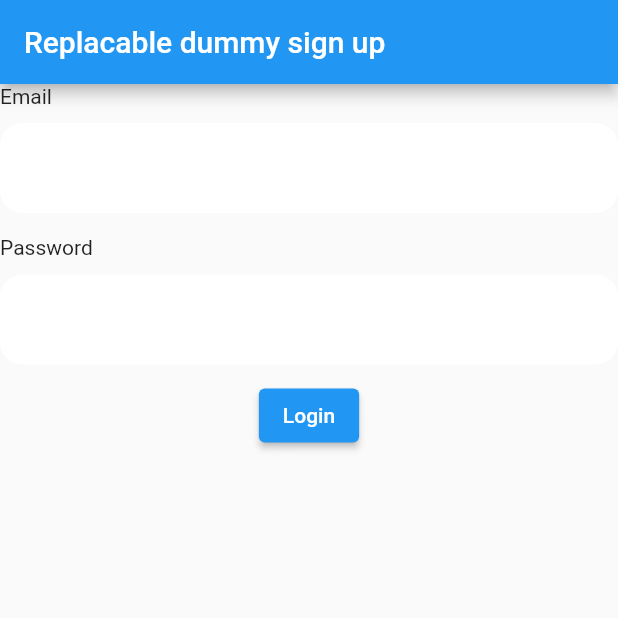
After one commit to hayk2377/Achaye, a Flutter app: the screen it shows after launch, after a tap on "Already have an account?", on a phone screen of 412 x 824 dp, the top half of it. The commit adds this screen. Run offline on Flutter 3.47's test engine with Material 2 defaults, Android fonts, the light colour scheme and no system bars; our stand-ins replace bloc, dio, equatable, flutter_bloc, go_router, shared_preferences; missing offline and left inert: test.

Commit message:
Added dummy signup page with bloc functionality

```diff
--- /dev/null
+++ b/achaye/lib/account/validation/bloc/signup_validator_bloc.dart
@@ -0,0 +1,27 @@
+import 'package:bloc/bloc.dart';
+import 'package:equatable/equatable.dart';
+import 'package:flutter/cupertino.dart';
+
+part 'signup_validator_event.dart';
+part 'signup_validator_state.dart';
+
+class SignupValidatorBloc
+    extends Bloc<SignupValidatorEvent, SignupValidatorState> {
+  SignupValidatorBloc() : super(SignupValidatorInitial()) {
+    on<InitialPage>(_loadPage);
+    on<ButtonAccountCreation>(_checkSignupValidity);
+  }
+
+  _loadPage(event, emit) {
+    emit(SignupValidatorDefault(
+        error: SignupValidatorError.None,
+        email: TextEditingController(),
+        password: TextEditingController()));
+  }
+
+  _checkSignupValidity(event, emit) {
+    //this is where logic check is handled...if the account already exsists or not
+    //if the data is sent or not
+    emit(SignupValidatorSuccess());
+  }
+}
--- /dev/null
+++ b/achaye/lib/account/validation/bloc/signup_validator_event.dart
@@ -0,0 +1,11 @@
+part of 'signup_validator_bloc.dart';
+
+abstract class SignupValidatorEvent extends Equatable {
+  const SignupValidatorEvent();
+
+  @override
+  List<Object> get props => [];
+}
+
+class InitialPage extends SignupValidatorEvent {}
+class ButtonAccountCreation extends SignupValidatorEvent {}
--- /dev/null
+++ b/achaye/lib/account/validation/bloc/signup_validator_state.dart
@@ -0,0 +1,29 @@
+part of 'signup_validator_bloc.dart';
+
+abstract class SignupValidatorState extends Equatable {
+  const SignupValidatorState();
+
+  @override
+  List<Object> get props => [];
+}
+
+class SignupValidatorInitial extends SignupValidatorState {}
+
+class SignupValidatorSuccess extends SignupValidatorState {}
+
+class SignupValidatorDefault extends SignupValidatorState {
+  final SignupValidatorError error;
+  final TextEditingController email;
+  final TextEditingController password;
+
+  SignupValidatorDefault({
+    required this.error,
+    required this.email,
+    required this.password,
+  });
+
+  @override
+  List<Object> get props => [email, password, error];
+}
+
+enum SignupValidatorError { Network, Input, None }
--- a/achaye/lib/account/validation/bloc/validator_bloc.dart
+++ b/achaye/lib/account/validation/bloc/validator_bloc.dart
@@ -1,6 +1,8 @@
+import 'package:achaye/account/validation/bloc/signup_validator_bloc.dart';
 import 'package:bloc/bloc.dart';
 import 'package:equatable/equatable.dart';
 import 'package:flutter/material.dart';
+import 'package:test/test.dart';
 
 part 'validator_event.dart';
 part 'validator_state.dart';
@@ -8,6 +10,7 @@ part 'validator_state.dart';
 class ValidatorBloc extends Bloc<ValidatorEvent, ValidatorState> {
   ValidatorBloc() : super(ValidatorInitial()) {
     on<RequestPageLoad>(_generatePage);
+    on<AccountCreation>(_goToNextPage);
     on<OnSubmitEvent>(_checkCredentialValidity);
   }
 
@@ -36,4 +39,8 @@ class ValidatorBloc extends Bloc<ValidatorEvent, ValidatorState> {
         email: TextEditingController(),
         password: TextEditingController()));
   }
+
+  _goToNextPage(event, emit) {
+    emit(ValidatorAccountCreate());
+  }
 }
--- a/achaye/lib/account/validation/bloc/validator_event.dart
+++ b/achaye/lib/account/validation/bloc/validator_event.dart
@@ -9,3 +9,4 @@ abstract class ValidatorEvent extends Equatable {
 
 class RequestPageLoad extends ValidatorEvent {}
 class OnSubmitEvent extends ValidatorEvent {}
+class AccountCreation extends ValidatorEvent{}
--- a/achaye/lib/account/validation/bloc/validator_state.dart
+++ b/achaye/lib/account/validation/bloc/validator_state.dart
@@ -26,4 +26,5 @@ class ValidatorDefault extends ValidatorState {
   List<Object> get props => [email, password, error];
 }
 
+class ValidatorAccountCreate extends ValidatorState{}
 enum ValidatorError { Network, Input, None }
--- a/achaye/lib/account/widgets/login_route.dart
+++ b/achaye/lib/account/widgets/login_route.dart
@@ -1,3 +1,4 @@
+import 'package:achaye/account/validation/bloc/signup_validator_bloc.dart';
 import 'package:achaye/account/validation/bloc/validator_bloc.dart';
 import 'package:flutter/cupertino.dart';
 import 'package:flutter/material.dart';
@@ -22,6 +23,8 @@ class LoginForm extends StatelessWidget {
       listener: (context, state) {
         if (state is ValidatorSuccess) {
           context.go('/discover');
+        } else if (state is ValidatorAccountCreate) {
+          context.go('/signup');
         }
       },
       builder: (context, state) {
@@ -114,7 +117,12 @@ class LoginForm extends StatelessWidget {
                         ),
                         CustomButton(onPress: () {
                           handleSubmit(bloc, state);
-                        })
+                        }),
+                        TextButton(
+                            onPressed: () {
+                              bloc.add(AccountCreation());
+                            },
+                            child: Text("Already have an account?"))
                       ],
                     )),
                   ]),
@@ -124,6 +132,10 @@ class LoginForm extends StatelessWidget {
           return Center(
             child: Text('Success!'),
           );
+        } else if (state is ValidatorAccountCreate) {
+          return Center(
+            child: Text("Going to Account Creation please wait...."),
+          );
         }
 
         throw Exception("Bad Validator State");
--- /dev/null
+++ b/achaye/lib/account/widgets/sign_up_dummy.dart
@@ -0,0 +1,115 @@
+import 'package:achaye/account/validation/bloc/signup_validator_bloc.dart';
+import 'package:achaye/account/widgets/custom_button.dart';
+import 'package:flutter/material.dart';
+import 'package:flutter_bloc/flutter_bloc.dart';
+import 'package:go_router/go_router.dart';
+
+class SignUpAccount extends StatelessWidget {
+  @override
+  Widget build(BuildContext context) {
+    return Scaffold(
+      appBar: AppBar(
+        title: Text("Replacable dummy sign up"),
+      ),
+      body: SignUpAccountPage(),
+    );
+  }
+}
+
+class SignUpAccountPage extends StatelessWidget {
+  const SignUpAccountPage({super.key});
+
+  void _handleSubmit(bloc, state) {
+    bloc.add(ButtonAccountCreation());
+  }
+
+  @override
+  Widget build(BuildContext context) {
+    final bloc = context.read<SignupValidatorBloc>();
+
+    bloc.add(InitialPage());
+
+    return BlocConsumer<SignupValidatorBloc, SignupValidatorState>(
+      listener: (context, state) {
+        if (state is SignupValidatorSuccess) {
+          context.go('/');
+        }
+      },
+      builder: (context, state) {
+        if (state is SignupValidatorSuccess) {
+          return Center(
+            child: Text("Successfully signed up"),
+          );
+        } else if (state is SignupValidatorInitial) {
+          bloc.add(InitialPage());
+          return Container();
+        } else if (state is SignupValidatorDefault) {
+          return Column(
+            children: [
+              Form(
+                  child: Column(
+                crossAxisAlignment: CrossAxisAlignment.start,
+                children: [
+                  const Text('Email'),
+                  const SizedBox(
+                    height: 10,
+                  ),
+                  Container(
+                      alignment: Alignment.centerLeft,
+                      height: 60,
+                      decoration: BoxDecoration(
+                          borderRadius: BorderRadius.circular(15),
+                          color: Colors.white),
+                      child: TextFormField(
+                        controller: (state as SignupValidatorDefault).email,
+                        keyboardType: TextInputType.emailAddress,
+                        style: const TextStyle(color: Colors.black),
+                        decoration: const InputDecoration(
+                          border: InputBorder.none,
+                          contentPadding: EdgeInsets.only(top: 7, left: 10),
+                        ),
+                      )),
+                  const SizedBox(
+                    height: 15,
+                  ),
+                  Column(
+                    crossAxisAlignment: CrossAxisAlignment.start,
+                    children: [
+                      const Text('Password'),
+                      const SizedBox(
+                        height: 10,
+                      ),
+                      Container(
+                          alignment: Alignment.centerLeft,
+                          height: 60,
+                          decoration: BoxDecoration(
+                              borderRadius: BorderRadius.circular(15),
+                              color: Colors.white),
+                          child: TextFormField(
+                              controller:
+                                  (state as SignupValidatorDefault).password,
+                              obscureText: true,
+                              style: const TextStyle(color: Colors.black),
+                              decoration: InputDecoration(
+                                border: InputBorder.none,
+                                contentPadding:
+                                    const EdgeInsets.only(top: 14, left: 10),
+                              ))),
+                    ],
+                  ),
+                  const SizedBox(
+                    height: 10,
+                  ),
+                  CustomButton(onPress: () {
+                    _handleSubmit(bloc, state);
+                  })
+                ],
+              ))
+            ],
+          );
+        }
+        throw Exception("Unhandled state ${state}");
+      },
+    );
+  }
+}
--- a/achaye/lib/app.dart
+++ b/achaye/lib/app.dart
@@ -1,5 +1,7 @@
+import 'package:achaye/account/validation/bloc/signup_validator_bloc.dart';
 import 'package:achaye/account/validation/bloc/validator_bloc.dart';
 import 'package:achaye/account/widgets/profile.dart';
+import 'package:achaye/account/widgets/sign_up_dummy.dart';
 import 'package:achaye/matching/chat_list/chat_bloc/chat_list_bloc.dart';
 import 'package:achaye/matching/end_to_end_chat/bloc/chat_bloc.dart';
 import 'package:achaye/matching/end_to_end_chat/widgets/chat.dart';
@@ -39,6 +41,7 @@ class AchayeApp extends StatelessWidget {
           path: '/preferences',
           builder: (context, state) => PreferenceScreen()),
       GoRoute(path: '/profile', builder: (context, state) => ProfileScreen()),
+      GoRoute(path: '/signup', builder: (context, state) => SignUpAccount(),)
     ]);
     return MaterialApp(
         home: MultiBlocProvider(
@@ -51,7 +54,8 @@ class AchayeApp extends StatelessWidget {
         BlocProvider(
           create: (context) => ChatBloc(),
         ),
-        BlocProvider(create: (context) => PreferencesBloc())
+        BlocProvider(create: (context) => PreferencesBloc()),
+        BlocProvider(create: (context) => SignupValidatorBloc())
       ],
       child: MaterialApp.router(
         routerConfig: _router,
--- a/achaye/lib/matching/end_to_end_chat/bloc/chat_bloc.dart
+++ b/achaye/lib/matching/end_to_end_chat/bloc/chat_bloc.dart
@@ -44,7 +44,7 @@ class ChatBloc extends Bloc<ChatEvent, ChatState> {
     ];
 
     emit(ChatLoaded(
-        messages: messages, writtenMessage: TextEditingController()));
+        messages: messages, writtenMessage: TextEditingController(), scrollController: ScrollController()));
   }
 
   _sendMessage(event, emit) {
@@ -53,9 +53,16 @@ class ChatBloc extends Bloc<ChatEvent, ChatState> {
       List<Message> newMessages = List.of(_state.messages);
       newMessages
           .add(Message(content: _state.writtenMessage.text, sentBySelf: true));
-
-      emit(ChatLoaded(
-          messages: newMessages, writtenMessage: TextEditingController()));
+      _state.scrollController.animateTo(
+          _state.scrollController.position.maxScrollExtent,
+          duration: Duration(milliseconds: 300),
+          curve: Curves.easeInOut);
+      emit(
+        ChatLoaded(
+            messages: newMessages,
+            writtenMessage: TextEditingController(),
+            scrollController: _state.scrollController),
+      );
     }
   }
 
@@ -65,7 +72,8 @@ class ChatBloc extends Bloc<ChatEvent, ChatState> {
       List<Message> newMessages = List.of(_state.messages);
       newMessages.add(Message(content: "You don'\t say 😏", sentBySelf: false));
 
-      emit(ChatLoaded(messages: newMessages, writtenMessage: _state.writtenMessage));
+      emit(ChatLoaded(
+          messages: newMessages, writtenMessage: _state.writtenMessage, scrollController: _state.scrollController));
     }
   }
 }
--- a/achaye/lib/matching/end_to_end_chat/bloc/chat_state.dart
+++ b/achaye/lib/matching/end_to_end_chat/bloc/chat_state.dart
@@ -14,11 +14,12 @@ class ChatLoading extends ChatState {}
 class ChatLoaded extends ChatState {
   final List<Message> messages;
   final TextEditingController writtenMessage;
+  final ScrollController scrollController;
 
-  ChatLoaded({required this.messages, required this.writtenMessage});
+  ChatLoaded({required this.messages, required this.writtenMessage, required this.scrollController});
 
   @override
-  List<Object> get props => [messages];
+  List<Object> get props => [messages, writtenMessage, scrollController];
 }
 
 class ChatError extends ChatState {}
--- a/achaye/lib/matching/end_to_end_chat/widgets/chat.dart
+++ b/achaye/lib/matching/end_to_end_chat/widgets/chat.dart
@@ -78,6 +78,7 @@ class ChatBody extends StatelessWidget {
       return Stack(
         children: [
           ListView.builder(
+            controller: state.scrollController,
             itemCount: state.messages.length,
             padding: EdgeInsets.only(top: 10, bottom: 50),
             itemBuilder: (context, index) => Container(
```
